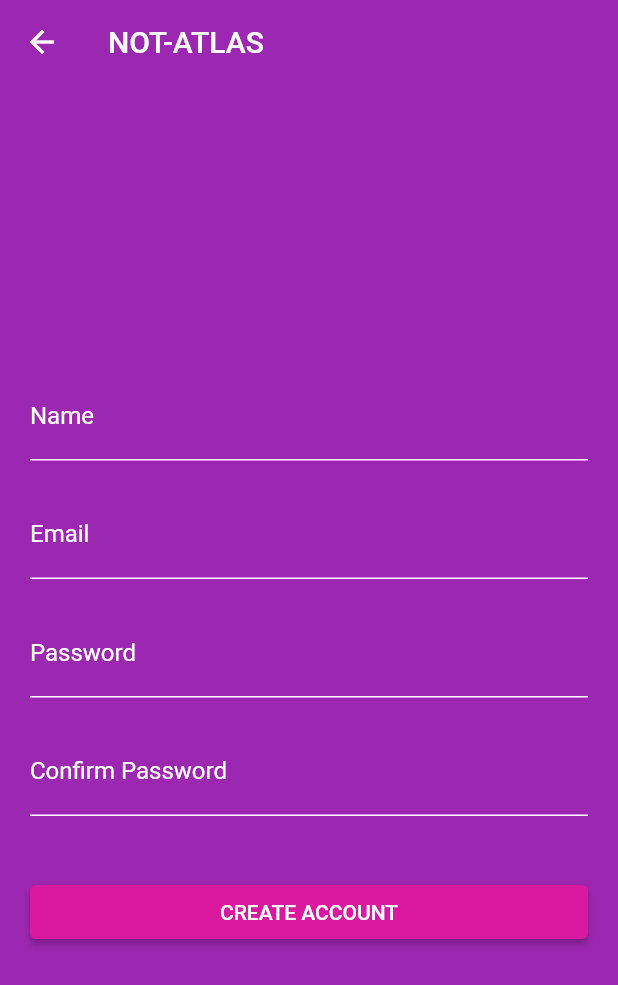
After one commit to nyaks1/PLP-Final-Project, a Flutter app: the CreateAccountScreen screen opened by its route, on a phone screen of 412 x 824 dp. The commit adds this screen. Shown: the top 985 px of the screen. Run offline on Flutter 3.47's test engine with Material 2 defaults, Android fonts, the phone set to English and light mode, and no system bars; missing offline and left inert: dart:ffi.

Commit message:
Creat account screen

```diff
--- /dev/null
+++ b/not_atlas/lib/create_account.dart
@@ -0,0 +1,94 @@
+import 'package:flutter/material.dart';
+
+class CreateAccountScreen extends StatelessWidget {
+  const CreateAccountScreen({super.key});
+
+  @override
+  Widget build(BuildContext context) {
+    return Scaffold(
+      backgroundColor: Colors.purple, // Set background color to purple
+      appBar: AppBar(
+        title: const Text('NOT-ATLAS'), // Add NOT-ATLAS at the top left
+        backgroundColor: Colors.transparent, // Make app bar transparent
+        elevation: 0, // Remove shadow from app bar
+      ),
+      body: Padding(
+        padding: const EdgeInsets.all(20.0),
+        child: Column(
+          mainAxisAlignment: MainAxisAlignment.center,
+          children: [
+            TextFormField(
+              decoration: const InputDecoration(
+                labelText: 'Name',
+                labelStyle: TextStyle(color: Colors.white),
+                enabledBorder: UnderlineInputBorder(
+                  borderSide: BorderSide(color: Colors.white),
+                ),
+                focusedBorder: UnderlineInputBorder(
+                  borderSide: BorderSide(color: Colors.white),
+                ),
+              ),
+              style: const TextStyle(color: Colors.white),
+            ),
+            const SizedBox(height: 20),
+            TextFormField(
+              decoration: const InputDecoration(
+                labelText: 'Email',
+                labelStyle: TextStyle(color: Colors.white),
+                enabledBorder: UnderlineInputBorder(
+                  borderSide: BorderSide(color: Colors.white),
+                ),
+                focusedBorder: UnderlineInputBorder(
+                  borderSide: BorderSide(color: Colors.white),
+                ),
+              ),
+              style: const TextStyle(color: Colors.white),
+            ),
+            const SizedBox(height: 20),
+            TextFormField(
+              obscureText: true,
+              decoration: const InputDecoration(
+                labelText: 'Password',
+                labelStyle: TextStyle(color: Colors.white),
+                enabledBorder: UnderlineInputBorder(
+                  borderSide: BorderSide(color: Colors.white),
+                ),
+                focusedBorder: UnderlineInputBorder(
+                  borderSide: BorderSide(color: Colors.white),
+                ),
+              ),
+              style: const TextStyle(color: Colors.white),
+            ),
+            const SizedBox(height: 20),
+            TextFormField(
+              obscureText: true,
+              decoration: const InputDecoration(
+                labelText: 'Confirm Password',
+                labelStyle: TextStyle(color: Colors.white),
+                enabledBorder: UnderlineInputBorder(
+                  borderSide: BorderSide(color: Colors.white),
+                ),
+                focusedBorder: UnderlineInputBorder(
+                  borderSide: BorderSide(color: Colors.white),
+                ),
+              ),
+              style: const TextStyle(color: Colors.white),
+            ),
+            const SizedBox(height: 40),
+            SizedBox(
+              width: double.infinity, // Make the button full width
+              child: ElevatedButton(
+                onPressed: () {},
+                style: ElevatedButton.styleFrom(
+                  backgroundColor: const Color.fromARGB(255, 218, 25, 160),
+                  // Set button color to light purple
+                ),
+                child: const Text('CREATE ACCOUNT'),
+              ),
+            ),
+          ],
+        ),
+      ),
+    );
+  }
+}
--- a/not_atlas/lib/main.dart
+++ b/not_atlas/lib/main.dart
@@ -3,10 +3,13 @@ import 'splash_screen.dart';
 import 'home_screen.dart';
 import 'login_screen.dart';
 import 'logindetails_screen.dart';
+import 'create_account.dart';
 
-void main() => runApp(MyApp());
+void main() => runApp(const MyApp());
 
 class MyApp extends StatelessWidget {
+  const MyApp({super.key});
+
   @override
   Widget build(BuildContext context) {
     return MaterialApp(
@@ -16,8 +19,8 @@ class MyApp extends StatelessWidget {
         '/': (context) => SplashScreen(),
         '/home': (context) => HomeScreen(),
         '/login': (context) => LoginScreen(),
-        '/logindetails': (context) =>
-            LoginDetailsScreen() // Add your login screen route here
+        '/logindetails': (context) => LoginDetailsScreen(),
+        '/create': (context) => CreateAccountScreen(),
       },
     );
   }
--- a/not_atlas/lib/splash_screen.dart
+++ b/not_atlas/lib/splash_screen.dart
@@ -3,22 +3,24 @@ import 'dart:ffi';
 import 'package:flutter/material.dart';
 
 class SplashScreen extends StatefulWidget {
+  const SplashScreen({super.key});
+
   @override
-  _SplashScreenState createState() => _SplashScreenState();
+  SplashScreenState createState() => SplashScreenState();
 }
 
-class _SplashScreenState extends State<SplashScreen> {
+class SplashScreenState extends State<SplashScreen> {
   @override
   void initState() {
     super.initState();
-    Future.delayed(Duration(seconds: 3), () {
+    Future.delayed(const Duration(seconds: 3), () {
       Navigator.pushReplacement(context, '/home');
     });
   }
 
   @override
   Widget build(BuildContext context) {
-    return Scaffold(
+    return const Scaffold(
       body: Center(
         child: Text('Not Atlas'),
       ),
```
